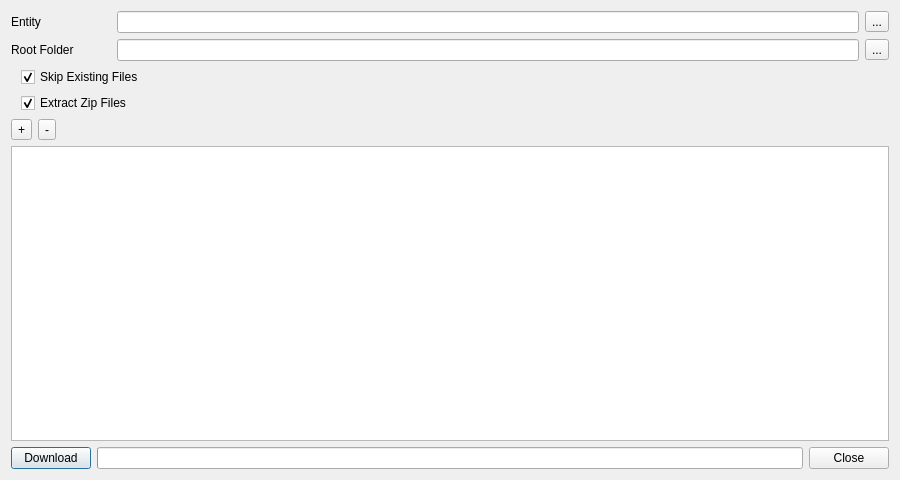
This is module/wildchildanimation/gui/forms/maya/download_dialog.ui in dearyangyu/swing as Qt 5 draws it before an edit. The edited form follows.
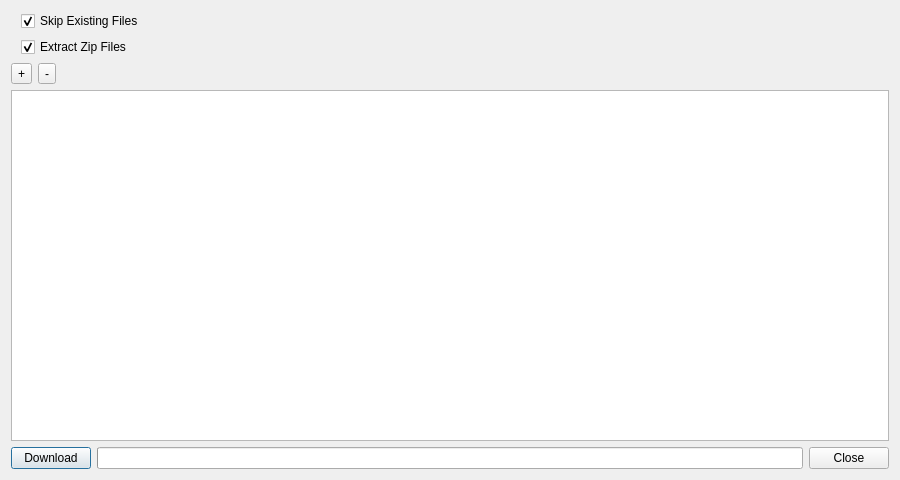
This is the edited form.

What changed in the file:
```diff
--- a/module/wildchildanimation/gui/forms/maya/download_dialog.ui
+++ b/module/wildchildanimation/gui/forms/maya/download_dialog.ui
@@ -23,60 +23,6 @@
    <string>Download Files</string>
   </property>
   <layout class="QVBoxLayout" name="verticalLayout">
-   <item>
-    <layout class="QHBoxLayout" name="horizontalLayout_6">
-     <item>
-      <widget class="QLabel" name="labelEntity">
-       <property name="minimumSize">
-        <size>
-         <width>100</width>
-         <height>0</height>
-        </size>
-       </property>
-       <property name="text">
-        <string>Entity</string>
-       </property>
-      </widget>
-     </item>
-     <item>
-      <widget class="QLineEdit" name="lineEditEntity"/>
-     </item>
-     <item>
-      <widget class="QToolButton" name="toolButtonWeb">
-       <property name="text">
-        <string>...</string>
-       </property>
-      </widget>
-     </item>
-    </layout>
-   </item>
-   <item>
-    <layout class="QHBoxLayout" name="horizontalLayout">
-     <item>
-      <widget class="QLabel" name="labelWorkingDirectory">
-       <property name="minimumSize">
-        <size>
-         <width>100</width>
-         <height>0</height>
-        </size>
-       </property>
-       <property name="text">
-        <string>Root Folder</string>
-       </property>
-      </widget>
-     </item>
-     <item>
-      <widget class="QLineEdit" name="lineEditWorkingDirectory"/>
-     </item>
-     <item>
-      <widget class="QToolButton" name="toolButtonWorkingDir">
-       <property name="text">
-        <string>...</string>
-       </property>
-      </widget>
-     </item>
-    </layout>
-   </item>
    <item>
     <layout class="QHBoxLayout" name="horizontalLayout_2">
      <item>
```
